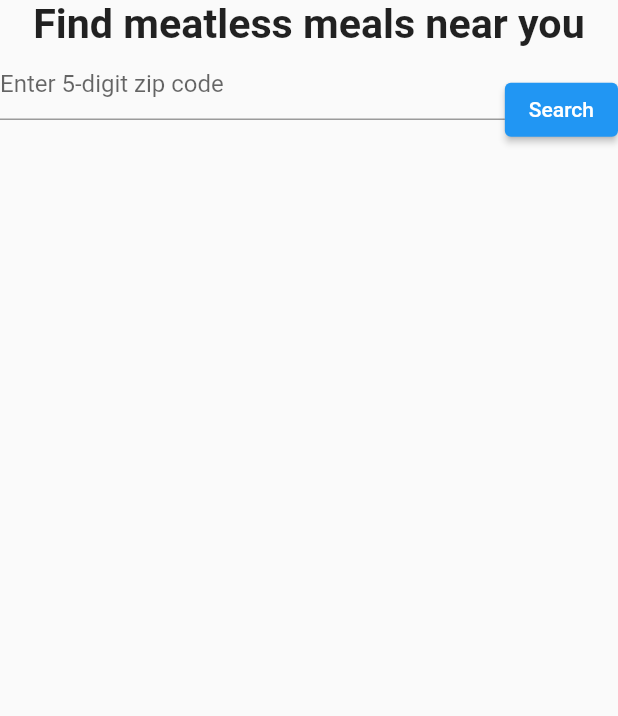
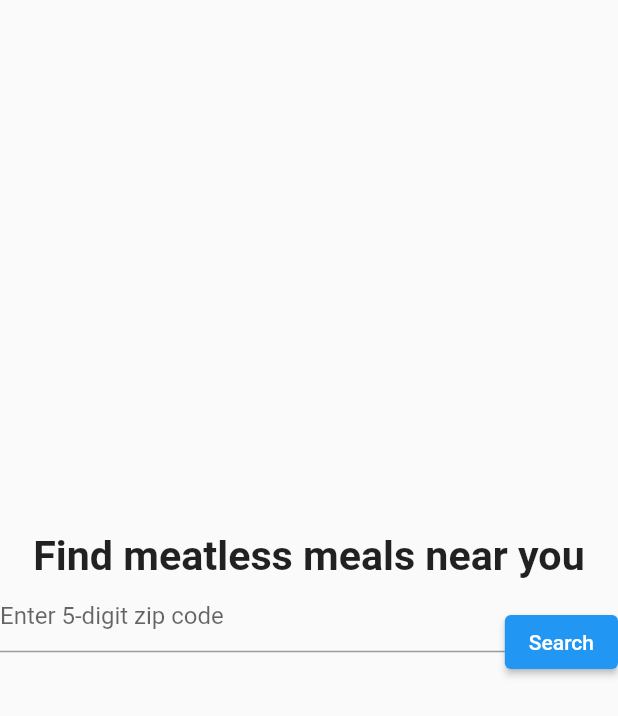
Before and after one commit to carolynwanf/meatless, a Flutter app: the screen it shows after launch, on a phone screen of 412 x 824 dp. Shown: the top 716 px of the screen. Run offline on Flutter 3.47's test engine with Material 2 defaults, Android fonts, the phone set to English and light mode, and no system bars.

Commit message:
fixing UI

```diff
--- a/sigh/lib/main.dart
+++ b/sigh/lib/main.dart
@@ -13,7 +13,14 @@ void main() => runApp(MyApp());
 class MyApp extends StatelessWidget {
   @override
   Widget build(BuildContext context) {
-    return MaterialApp(title: 'Test App', home: HomePage());
+    return MaterialApp(
+      title: 'Test App',
+      theme: ThemeData(
+          primaryColor: Colors.teal[400],
+          accentColor: Colors.orange[800],
+          visualDensity: VisualDensity.adaptivePlatformDensity),
+      home: HomePage(),
+    );
   }
 }
 
@@ -36,7 +43,9 @@ class _HomePageState extends State<HomePage> {
 
   Widget build(BuildContext context) {
     return Scaffold(
-        body: Column(
+      body: Center(
+          child: Column(
+        mainAxisAlignment: MainAxisAlignment.center,
         children: [
           Text("Find meatless meals near you",
               style: TextStyle(
@@ -99,7 +108,8 @@ class _HomePageState extends State<HomePage> {
                 ],
               ))
         ],
-    ));
+      )),
+    );
   }
 }
 
```
Also changed, not shown: sigh/lib/dishes.dart (+7 -1 lines), 1 other file. Lines whose indentation alone changed are shown as unchanged.
